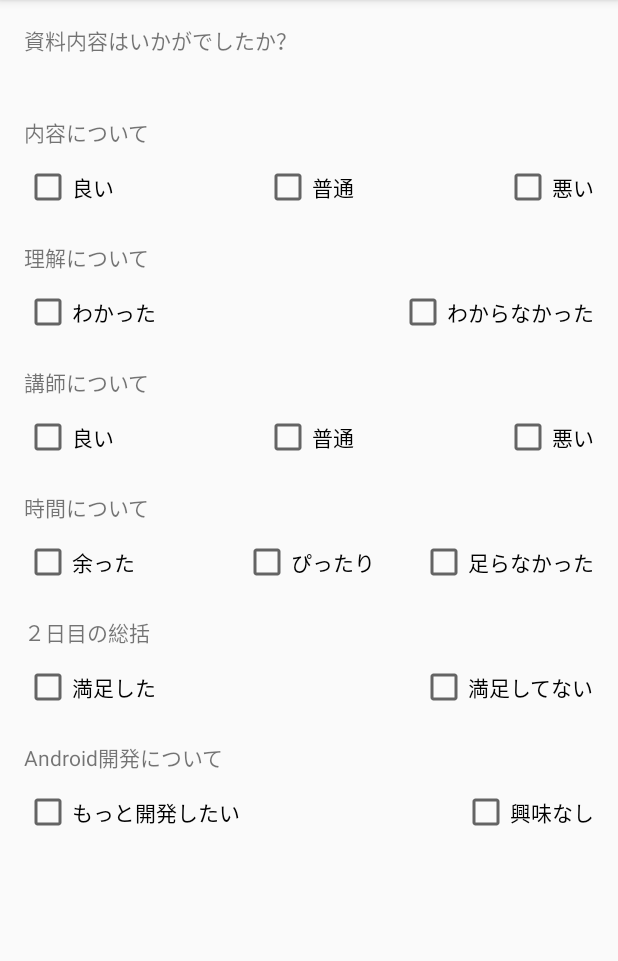
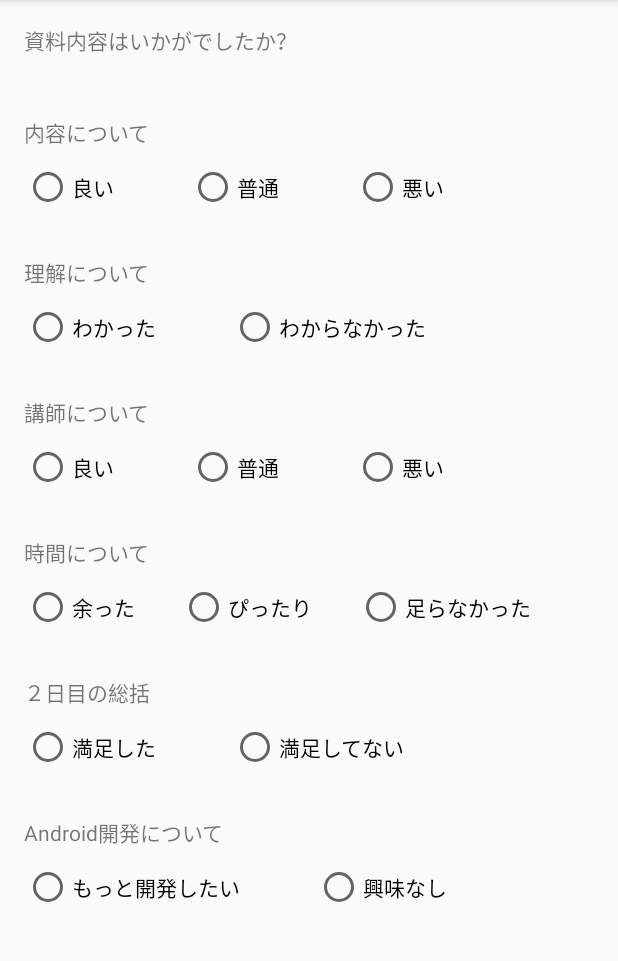
Before and after one commit to ncxx-sl-lab/SampleQuestion, an Android app: the ThirdActivity screen opened directly, with no data from a screen before it, on a phone screen of 412 x 824 dp, the part 84-1045 px from its top. Run offline under Robolectric (Android 15) with nearby library versions, the phone set to English and light mode, and no system bars.

Commit message:
[ change ] チェックボックスをラジオボタンに仕様変更。
回答を一つだけ選べるようラジオボタンに仕様変更した。

```diff
--- a/app/src/main/java/com/example/andro/sample_question/ThirdActivity.java
+++ b/app/src/main/java/com/example/andro/sample_question/ThirdActivity.java
@@ -4,6 +4,7 @@ import android.os.Bundle;
 import android.support.v7.app.ActionBarActivity;
 import android.view.Menu;
 import android.view.MenuItem;
+import android.widget.RadioGroup;
 
 public class ThirdActivity extends ActionBarActivity {
 
@@ -11,6 +12,61 @@ public class ThirdActivity extends ActionBarActivity {
     protected void onCreate(Bundle savedInstanceState) {
         super.onCreate(savedInstanceState);
         setContentView(R.layout.activity_third);
+
+        final RadioGroup rgFirst = (RadioGroup)findViewById(R.id.id_RadioGroup_first);
+        rgFirst.setOnCheckedChangeListener(new RadioGroup.OnCheckedChangeListener() {
+            @Override
+            public void onCheckedChanged(RadioGroup group, int checkedId) {
+                int id = rgFirst.getCheckedRadioButtonId();
+                android.util.Log.i("", String.valueOf(id));
+            }
+        });
+
+        final RadioGroup rgSecond = (RadioGroup)findViewById(R.id.id_RadioGroup_second);
+        rgSecond.setOnCheckedChangeListener(new RadioGroup.OnCheckedChangeListener() {
+            @Override
+            public void onCheckedChanged(RadioGroup group, int checkedId) {
+                int id = rgSecond.getCheckedRadioButtonId();
+                android.util.Log.i("", String.valueOf(id));
+            }
+        });
+
+        final RadioGroup rgThird = (RadioGroup)findViewById(R.id.id_RadioGroup_third);
+        rgThird.setOnCheckedChangeListener(new RadioGroup.OnCheckedChangeListener() {
+            @Override
+            public void onCheckedChanged(RadioGroup group, int checkedId) {
+                int id = rgThird.getCheckedRadioButtonId();
+                android.util.Log.i("", String.valueOf(id));
+            }
+        });
+
+        final RadioGroup rgForth = (RadioGroup)findViewById(R.id.id_RadioGroup_forth);
+        rgForth.setOnCheckedChangeListener(new RadioGroup.OnCheckedChangeListener() {
+            @Override
+            public void onCheckedChanged(RadioGroup group, int checkedId) {
+                int id = rgForth.getCheckedRadioButtonId();
+                android.util.Log.i("", String.valueOf(id));
+            }
+        });
+
+        final RadioGroup rgFifth = (RadioGroup)findViewById(R.id.id_RadioGroup_fifth);
+        rgFifth.setOnCheckedChangeListener(new RadioGroup.OnCheckedChangeListener() {
+            @Override
+            public void onCheckedChanged(RadioGroup group, int checkedId) {
+                int id = rgFifth.getCheckedRadioButtonId();
+                android.util.Log.i("", String.valueOf(id));
+            }
+        });
+
+        final RadioGroup rgSixth = (RadioGroup)findViewById(R.id.id_RadioGroup_sixth);
+        rgSixth.setOnCheckedChangeListener(new RadioGroup.OnCheckedChangeListener() {
+            @Override
+            public void onCheckedChanged(RadioGroup group, int checkedId) {
+                int id = rgSixth.getCheckedRadioButtonId();
+                android.util.Log.i("", String.valueOf(id));
+            }
+        });
+
     }
 
 
--- a/app/src/main/res/layout/activity_third.xml
+++ b/app/src/main/res/layout/activity_third.xml
@@ -25,35 +25,36 @@
         android:layout_marginTop="40dp"
         />
 
-    <CheckBox
+    <RadioGroup android:layout_width="wrap_content"
+        android:layout_height="wrap_content"
+        android:orientation="horizontal"
+        android:layout_below="@+id/id_first_title"
+        android:id="@+id/id_RadioGroup_first">
+
+        <RadioButton
             android:layout_width="wrap_content"
             android:layout_height="wrap_content"
             android:text="@string/text_good"
-        android:id="@+id/id_first_left"
+            android:id="@+id/id_radio_first_left"
             android:layout_marginTop="10dp"
-        android:layout_below="@+id/id_first_title"
-        android:layout_alignParentLeft="true"
-        android:layout_alignParentStart="true"
-        />
+            android:layout_marginRight="50dp" />
 
-    <CheckBox
+        <RadioButton
             android:layout_width="wrap_content"
             android:layout_height="wrap_content"
             android:text="@string/text_normal"
-        android:id="@+id/id_first_center"
-        android:layout_alignTop="@+id/id_first_left"
-        android:layout_centerHorizontal="true"
-        />
+            android:id="@+id/id_radio_first_center"
+            android:layout_marginTop="10dp"
+            android:layout_marginRight="50dp" />
 
-    <CheckBox
+        <RadioButton
             android:layout_width="wrap_content"
             android:layout_height="wrap_content"
             android:text="@string/text_bad"
-        android:id="@+id/id_first_right"
-        android:layout_alignTop="@+id/id_first_left"
-        android:layout_alignParentRight="true"
-        android:layout_alignParentEnd="true"
-        />
+            android:id="@+id/id_radio_first_right"
+            android:layout_marginTop="10dp" />
+
+    </RadioGroup>
 
     <!--回答二段目-->
     <TextView
@@ -61,32 +62,33 @@
         android:layout_height="wrap_content"
         android:text="@string/text_title02"
         android:id="@+id/id_second_title"
-        android:layout_below="@+id/id_first_left"
         android:layout_alignParentLeft="true"
         android:layout_alignParentStart="true"
-        android:layout_marginTop="20dp"
-        />
+        android:layout_marginTop="30dp"
+        android:layout_below="@+id/id_RadioGroup_first" />
 
-    <CheckBox
+    <RadioGroup android:layout_width="wrap_content"
+        android:layout_height="wrap_content"
+        android:orientation="horizontal"
+        android:layout_below="@+id/id_second_title"
+        android:id="@+id/id_RadioGroup_second">
+
+        <RadioButton
             android:layout_width="wrap_content"
             android:layout_height="wrap_content"
             android:text="@string/text_understand"
-        android:id="@+id/id_second_left"
+            android:id="@+id/id_radio_second_left"
             android:layout_marginTop="10dp"
-        android:layout_below="@+id/id_second_title"
-        android:layout_alignParentLeft="true"
-        android:layout_alignParentStart="true"
-        />
+            android:layout_marginRight="50dp" />
 
-    <CheckBox
+        <RadioButton
             android:layout_width="wrap_content"
             android:layout_height="wrap_content"
             android:text="@string/text_not_understand"
-        android:id="@+id/id_second_right"
-        android:layout_alignTop="@+id/id_second_left"
-        android:layout_alignParentRight="true"
-        android:layout_alignParentEnd="true"
-        />
+            android:id="@+id/id_radio_second_center"
+            android:layout_marginTop="10dp" />
+
+    </RadioGroup>
 
     <!--回答三段目-->
     <TextView
@@ -94,41 +96,41 @@
         android:layout_height="wrap_content"
         android:text="@string/text_title03"
         android:id="@+id/id_third_title"
-        android:layout_below="@+id/id_second_left"
         android:layout_alignParentLeft="true"
         android:layout_alignParentStart="true"
-        android:layout_marginTop="20dp"
-        />
+        android:layout_marginTop="30dp"
+        android:layout_below="@+id/id_RadioGroup_second" />
 
-    <CheckBox
+    <RadioGroup android:layout_width="wrap_content"
+        android:layout_height="wrap_content"
+        android:orientation="horizontal"
+        android:layout_below="@+id/id_third_title"
+        android:id="@+id/id_RadioGroup_third">
+
+        <RadioButton
             android:layout_width="wrap_content"
             android:layout_height="wrap_content"
             android:text="@string/text_good"
-        android:id="@+id/id_third_left"
+            android:id="@+id/id_radio_third_left"
             android:layout_marginTop="10dp"
-        android:layout_below="@+id/id_third_title"
-        android:layout_alignParentLeft="true"
-        android:layout_alignParentStart="true"
-        />
+            android:layout_marginRight="50dp" />
 
-    <CheckBox
+        <RadioButton
             android:layout_width="wrap_content"
             android:layout_height="wrap_content"
             android:text="@string/text_normal"
-        android:id="@+id/id_third_center"
-        android:layout_alignTop="@id/id_third_left"
-        android:layout_centerHorizontal="true"
-        />
+            android:id="@+id/id_radio_third_center"
+            android:layout_marginTop="10dp"
+            android:layout_marginRight="50dp" />
 
-    <CheckBox
+        <RadioButton
             android:layout_width="wrap_content"
             android:layout_height="wrap_content"
             android:text="@string/text_bad"
-        android:id="@+id/id_third_right"
-        android:layout_alignTop="@+id/id_third_left"
-        android:layout_alignParentRight="true"
-        android:layout_alignParentEnd="true"
-        />
+            android:id="@+id/id_radio_third_right"
+            android:layout_marginTop="10dp" />
+
+    </RadioGroup>
 
     <!--回答四段目-->
     <TextView
@@ -136,41 +138,41 @@
         android:layout_height="wrap_content"
         android:text="@string/text_title04"
         android:id="@+id/id_forth_title"
-        android:layout_below="@+id/id_third_left"
         android:layout_alignParentLeft="true"
         android:layout_alignParentStart="true"
-        android:layout_marginTop="20dp"
-        />
+        android:layout_marginTop="30dp"
+        android:layout_below="@+id/id_RadioGroup_third" />
 
-    <CheckBox
+    <RadioGroup android:layout_width="wrap_content"
+        android:layout_height="wrap_content"
+        android:orientation="horizontal"
+        android:layout_below="@+id/id_forth_title"
+        android:id="@+id/id_RadioGroup_forth">
+
+        <RadioButton
             android:layout_width="wrap_content"
             android:layout_height="wrap_content"
             android:text="@string/text_enough"
-        android:id="@+id/id_forth_left"
+            android:id="@+id/id_radio_forth_left"
             android:layout_marginTop="10dp"
-        android:layout_below="@+id/id_forth_title"
-        android:layout_alignParentLeft="true"
-        android:layout_alignParentStart="true"
-        />
+            android:layout_marginRight="30dp" />
 
-    <CheckBox
+        <RadioButton
             android:layout_width="wrap_content"
             android:layout_height="wrap_content"
             android:text="@string/text_exactly"
-        android:id="@+id/id_forth_center"
-        android:layout_alignTop="@id/id_forth_left"
-        android:layout_centerHorizontal="true"
-        />
+            android:id="@+id/id_radio_forth_center"
+            android:layout_marginTop="10dp"
+            android:layout_marginRight="30dp" />
 
-    <CheckBox
+        <RadioButton
             android:layout_width="wrap_content"
             android:layout_height="wrap_content"
             android:text="@string/text_not_enough"
-        android:id="@+id/id_forth_right"
-        android:layout_alignTop="@+id/id_forth_left"
-        android:layout_alignParentRight="true"
-        android:layout_alignParentEnd="true"
-        />
+            android:id="@+id/id_radio_forth_right"
+            android:layout_marginTop="10dp" />
+
+    </RadioGroup>
 
     <!--回答五段目-->
     <TextView
@@ -178,32 +180,33 @@
         android:layout_height="wrap_content"
         android:text="@string/text_title06"
         android:id="@+id/id_fifth_title"
-        android:layout_below="@+id/id_forth_left"
         android:layout_alignParentLeft="true"
         android:layout_alignParentStart="true"
-        android:layout_marginTop="20dp"
-        />
+        android:layout_marginTop="30dp"
+        android:layout_below="@+id/id_RadioGroup_forth" />
 
-    <CheckBox
+    <RadioGroup android:layout_width="wrap_content"
+        android:layout_height="wrap_content"
+        android:orientation="horizontal"
+        android:layout_below="@+id/id_fifth_title"
+        android:id="@+id/id_RadioGroup_fifth">
+
+        <RadioButton
             android:layout_width="wrap_content"
             android:layout_height="wrap_content"
             android:text="@string/text_satisfied"
-        android:id="@+id/id_fifth_left"
+            android:id="@+id/id_radio_fifth_left"
             android:layout_marginTop="10dp"
-        android:layout_below="@+id/id_fifth_title"
-        android:layout_alignParentLeft="true"
-        android:layout_alignParentStart="true"
-        />
+            android:layout_marginRight="50dp" />
 
-    <CheckBox
+        <RadioButton
             android:layout_width="wrap_content"
             android:layout_height="wrap_content"
             android:text="@string/text_not_satisfied"
-        android:id="@+id/id_fifth_right"
-        android:layout_alignTop="@+id/id_fifth_left"
-        android:layout_alignParentRight="true"
-        android:layout_alignParentEnd="true"
-        />
+            android:id="@+id/id_radio_fifth_center"
+            android:layout_marginTop="10dp" />
+
+    </RadioGroup>
 
     <!--回答六段目-->
     <TextView
@@ -211,31 +214,34 @@
         android:layout_height="wrap_content"
         android:text="@string/text_title07"
         android:id="@+id/id_sixth_title"
-        android:layout_below="@+id/id_fifth_left"
+        android:layout_below="@+id/id_RadioGroup_fifth"
         android:layout_alignParentLeft="true"
         android:layout_alignParentStart="true"
-        android:layout_marginTop="20dp"
+        android:layout_marginTop="30dp"
         />
 
-    <CheckBox
+    <RadioGroup android:layout_width="wrap_content"
+        android:layout_height="wrap_content"
+        android:orientation="horizontal"
+        android:layout_below="@+id/id_sixth_title"
+        android:id="@+id/id_RadioGroup_sixth">
+
+        <RadioButton
             android:layout_width="wrap_content"
             android:layout_height="wrap_content"
             android:text="@string/text_dev"
-        android:id="@+id/id_sixth_left"
+            android:id="@+id/id_radio_six_left"
             android:layout_marginTop="10dp"
-        android:layout_below="@+id/id_sixth_title"
-        android:layout_alignParentLeft="true"
-        android:layout_alignParentStart="true"
-        />
+            android:layout_marginRight="50dp" />
 
-    <CheckBox
+        <RadioButton
             android:layout_width="wrap_content"
             android:layout_height="wrap_content"
             android:text="@string/text_not_dev"
-        android:id="@+id/id_sixth_right"
-        android:layout_alignTop="@+id/id_sixth_left"
-        android:layout_alignParentRight="true"
-        android:layout_alignParentEnd="true"
-        />
+            android:id="@+id/id_radio_six_center"
+            android:layout_marginTop="10dp" />
+
+    </RadioGroup>
+
 
 </RelativeLayout>
```
Also changed, not shown: app/src/main/java/com/example/andro/sample_question/SecondActivity.java (+47 -1 lines), app/src/main/res/layout/activity_second.xml (+86 -83 lines). Lines whose indentation alone changed are shown as unchanged.
